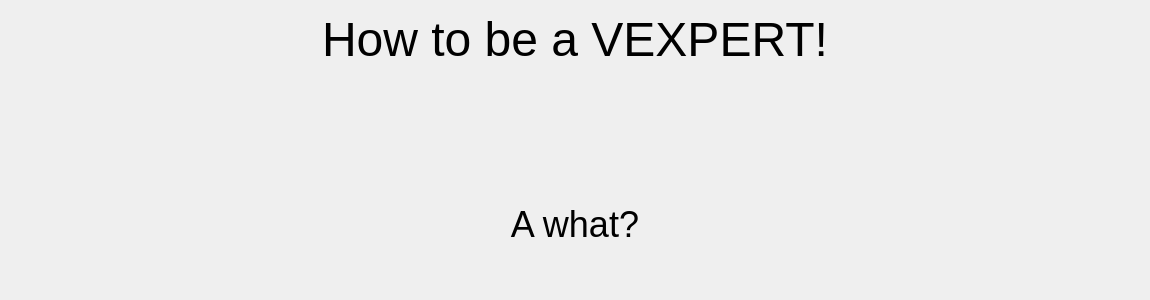
Old version of the form title.ui in the repository zxjorge/EDApp.
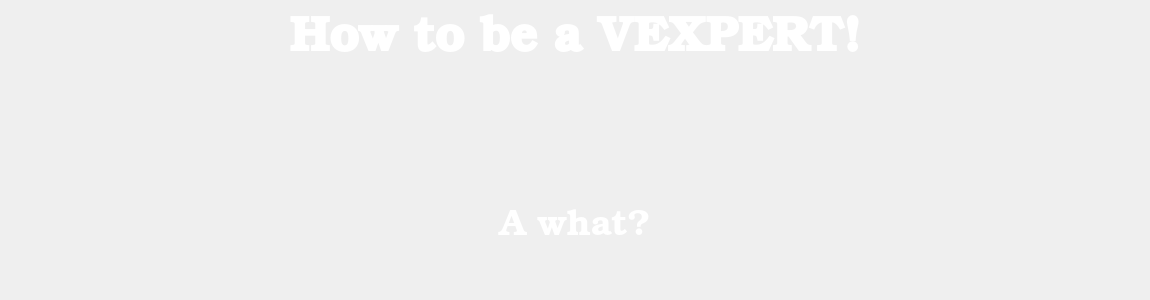
New version of the form. Custom widgets are drawn as their Qt base class.

Commit message: normalized ui's

```diff
--- a/title.ui
+++ b/title.ui
@@ -24,9 +24,16 @@
     <widget class="QLabel" name="label">
      <property name="font">
       <font>
+       <family>Bookman Old Style</family>
        <pointsize>36</pointsize>
+       <italic>false</italic>
+       <bold>true</bold>
       </font>
      </property>
+     <property name="styleSheet">
+      <string notr="true">font: 600 36pt &quot;Bookman Old Style&quot;;
+color: rgb(255, 255, 255);</string>
+     </property>
      <property name="text">
       <string>How to be a VEXPERT!</string>
      </property>
@@ -65,9 +72,16 @@
      </property>
      <property name="font">
       <font>
+       <family>Bookman Old Style</family>
        <pointsize>27</pointsize>
+       <italic>false</italic>
+       <bold>false</bold>
       </font>
      </property>
+     <property name="styleSheet">
+      <string notr="true">font: 500 27pt &quot;Bookman Old Style&quot;;
+color: rgb(255, 255, 255);</string>
+     </property>
      <property name="text">
       <string>A what?</string>
      </property>
```
The commit also changes 6 other files.
